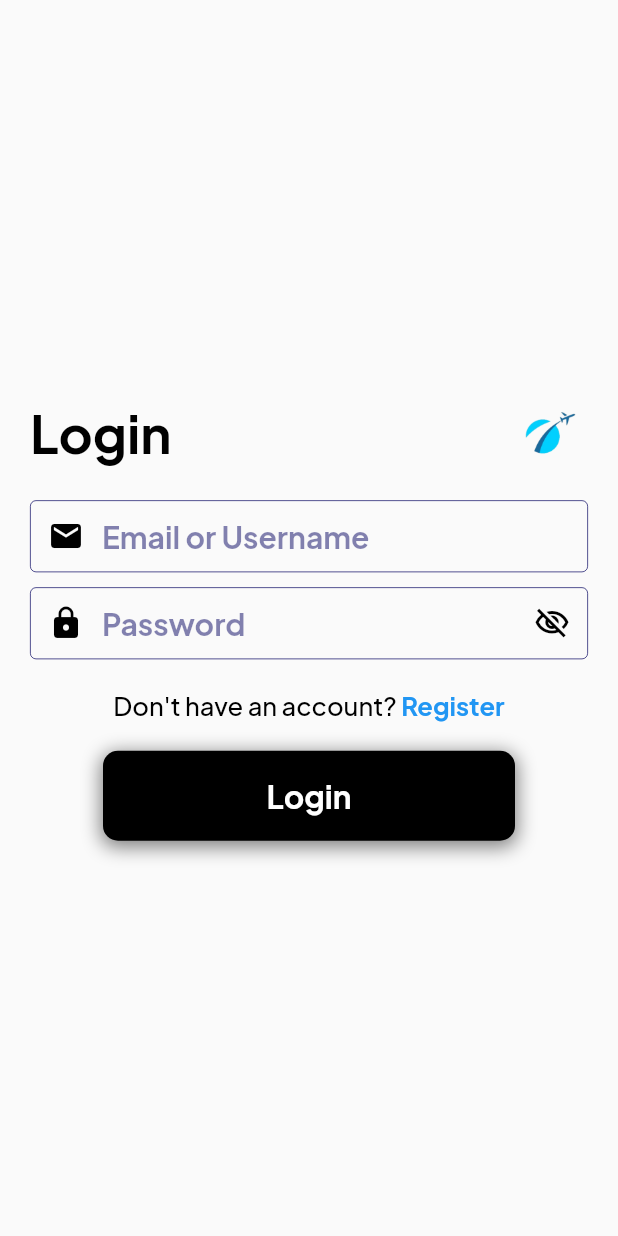
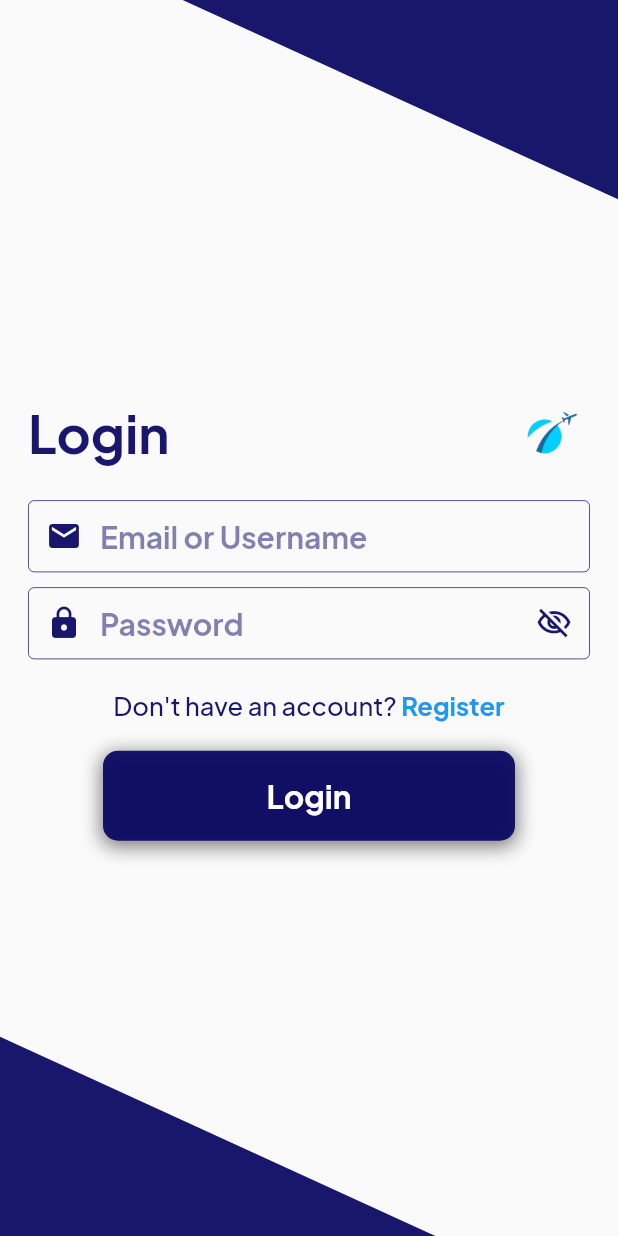
Before and after one commit to 7am3laa/Booking-Tickets-System, a Flutter app: the screen it shows after launch, on a phone screen of 412 x 824 dp. Run offline on Flutter 3.47's test engine with Material 3 defaults, Android fonts, the phone set to English and light mode, and no system bars; our stand-ins replace bloc, dio, flutter_bloc, gap, line_icons, sqflite; accounts and stored records are empty.

Commit message:
finishing the login

```diff
--- a/lib/Screens/loginscreen.dart
+++ b/lib/Screens/loginscreen.dart
@@ -21,11 +21,37 @@ class LoginScreen extends StatelessWidget {
 
   @override
   Widget build(BuildContext context) {
-    ThemeData theme = Theme.of(context);
-    Color color =
-        theme.brightness == Brightness.dark ? Colors.white : Colors.black;
-    return Scaffold(
-      body: Form(
+    Color txtColor = const Color.fromARGB(238, 9, 7, 98);
+    return SafeArea(
+      child: Scaffold(
+        body: Stack(
+          children: [
+            Positioned(
+              top: -600,
+              right: 0,
+              child: Transform.rotate(
+                angle: 2,
+                child: Container(
+                  width: AppLayout.getWidth(context),
+                  height: AppLayout.getHeight(context),
+                  color: const Color.fromARGB(238, 9, 7, 98),
+                ),
+              ),
+            ),
+            Positioned(
+              bottom: -600,
+              left: 0,
+              child: Transform.rotate(
+                angle: 2,
+                child: Container(
+                  width: AppLayout.getWidth(context),
+                  height: AppLayout.getHeight(context),
+                  color: const Color.fromARGB(238, 9, 7, 98),
+                ),
+              ),
+            ),
+            Center(
+              child: Form(
                 key: _formKey,
                 child: BlocConsumer<UserCubit, UserState>(
                   listener: (context, state) {
@@ -34,7 +60,8 @@ class LoginScreen extends StatelessWidget {
                         SnackBar(
                           content: Text(
                             state.errorMessage,
-                    style: Styles.headlineStyle3.copyWith(color: Colors.white),
+                            style: Styles.headlineStyle3
+                                .copyWith(color: Colors.white),
                           ),
                           duration: const Duration(milliseconds: 500),
                         ),
@@ -50,18 +77,19 @@ class LoginScreen extends StatelessWidget {
                   },
                   builder: (context, state) {
                     return Center(
-              child: Container(
-                padding: const EdgeInsets.all(20),
-                width: AppLayout.getWidth(context),
+                      child: SizedBox(
+                        width: AppLayout.getWidth(context) / 1.1,
                         child: Column(
                           mainAxisAlignment: MainAxisAlignment.center,
                           children: [
                             Row(
                               mainAxisAlignment: MainAxisAlignment.spaceBetween,
                               children: [
-                        Text('Login',
+                                Text(
+                                  'Login',
                                   style: Styles.headlineStyle1
-                                .copyWith(fontSize: 35, color: color)),
+                                      .copyWith(fontSize: 35, color: txtColor),
+                                ),
                                 Container(
                                   height: 50,
                                   width: 50,
@@ -69,7 +97,8 @@ class LoginScreen extends StatelessWidget {
                                     borderRadius: BorderRadius.circular(10),
                                     image: const DecorationImage(
                                       fit: BoxFit.fitHeight,
-                              image: AssetImage('assets/images/logo2.png'),
+                                      image:
+                                          AssetImage('assets/images/logo2.png'),
                                     ),
                                     // color: const Color.fromARGB(238, 9, 7, 98),
                                   ),
@@ -81,7 +110,7 @@ class LoginScreen extends StatelessWidget {
                                 const Gap(20),
                                 CustomTxtField(
                                   keyboardType: TextInputType.emailAddress,
-                          validatorMessage: 'Please enter username',
+                                  validatorMessage: 'Enter username or email',
                                   isobscureText: false,
                                   onSaved: (newValue) {
                                     _userName = newValue!;
@@ -90,7 +119,7 @@ class LoginScreen extends StatelessWidget {
                                   suffixIcon: null,
                                   prefixIcon: Icon(
                                     Icons.mail,
-                            color: color,
+                                    color: txtColor,
                                   ),
                                 ),
                                 const Gap(10),
@@ -99,57 +128,63 @@ class LoginScreen extends StatelessWidget {
                                     _passWord = newValue!;
                                   },
                                   keyboardType: TextInputType.visiblePassword,
-                          validatorMessage: 'Please enter password',
+                                  validatorMessage: 'Enter password',
                                   prefixIcon: Icon(
                                     Icons.lock,
-                            color: color,
+                                    color: txtColor,
                                   ),
                                   suffixIcon: InkWell(
                                     onTap: () {
                                       context.read<UserCubit>().showPassword();
                                     },
                                     child: Icon(
-                              context.read<UserCubit>().isPasswordVisible
+                                      context
+                                              .read<UserCubit>()
+                                              .isPasswordVisible
                                           ? Icons.visibility_off_outlined
                                           : Icons.remove_red_eye_outlined,
-                              color: color,
+                                      color: txtColor,
                                     ),
                                   ),
-                          isobscureText:
-                              context.read<UserCubit>().isPasswordVisible,
+                                  isobscureText: context
+                                      .read<UserCubit>()
+                                      .isPasswordVisible,
                                   labelText: 'Password',
                                 ),
                                 const Gap(20),
                                 Row(
                                   mainAxisAlignment: MainAxisAlignment.center,
                                   children: [
-                            Text('Don\'t have an account?',
+                                    Text(
+                                      'Don\'t have an account?',
                                       style: Styles.headlineStyle3
-                                    .copyWith(color: color)),
+                                          .copyWith(color: txtColor),
+                                    ),
                                     InkWell(
                                       onTap: () {
                                         Navigator.push(
                                           context,
                                           MaterialPageRoute(
-                                    builder: (context) => RegisterScreen(),
+                                            builder: (context) =>
+                                                RegisterScreen(),
                                           ),
                                         );
                                       },
-                              child: Text(' Register',
+                                      child: Text(
+                                        ' Register',
                                         style: Styles.headlineStyle3.copyWith(
                                           fontWeight: FontWeight.bold,
                                           color: Colors.blue,
-                                  )),
+                                        ),
+                                      ),
                                     ),
                                   ],
                                 ),
                                 const Gap(20),
                                 Button(
                                   width: 1.5,
-                          textColor: theme.brightness == Brightness.dark
-                              ? Colors.black
-                              : Colors.white,
-                          color: color,
+                                  textColor: Colors.white,
+                                  color: const Color.fromARGB(238, 9, 7, 98),
                                   onTap: () async {
                                     if (_formKey.currentState!.validate()) {
                                       _formKey.currentState!.save();
@@ -171,6 +206,10 @@ class LoginScreen extends StatelessWidget {
                   },
                 ),
               ),
+            ),
+          ],
+        ),
+      ),
     );
   }
 }
```
Lines whose indentation alone changed are shown as unchanged.
